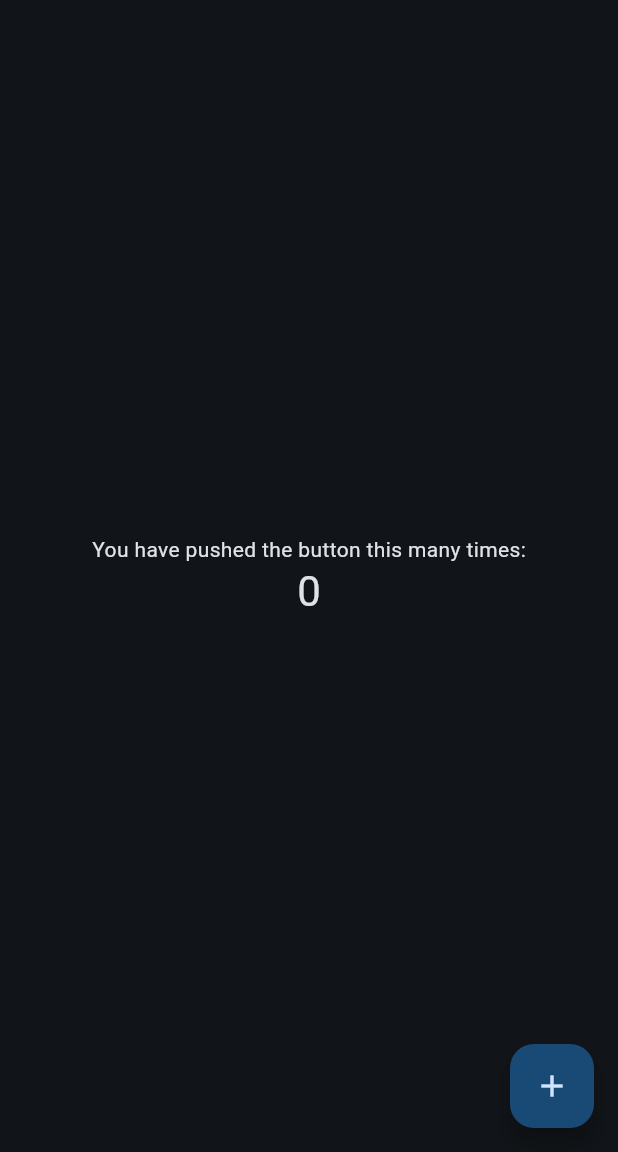
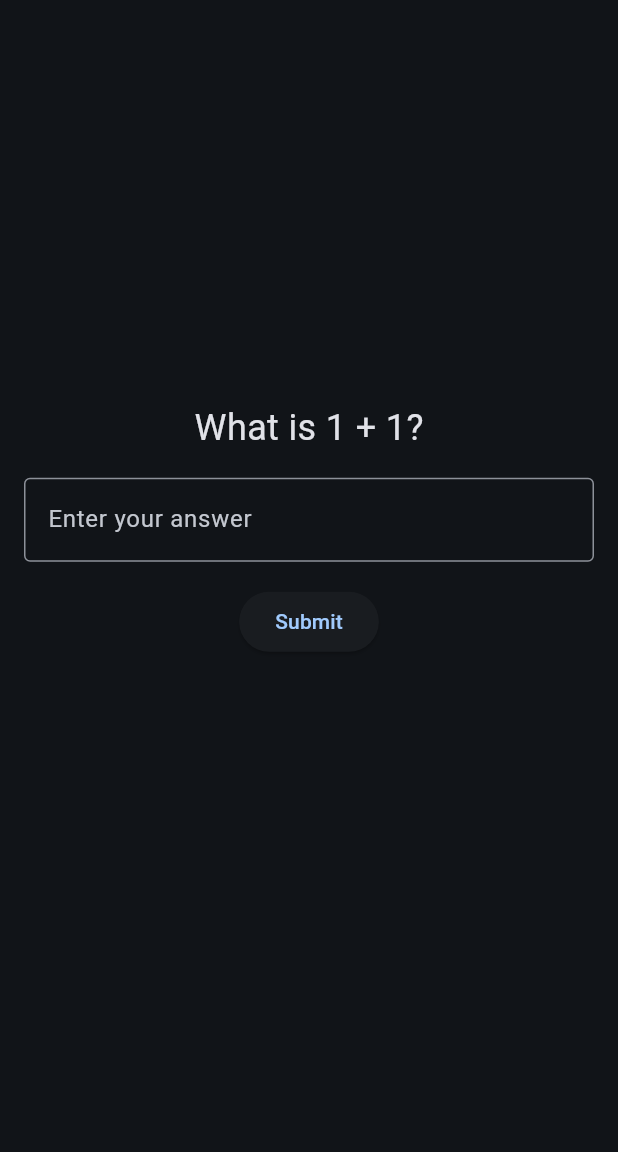
Before and after one commit to ArikRahman/amiacademy, a Flutter app: the screen it shows after launch, on a phone screen of 412 x 824 dp, the part 84-1236 px from its top. Run offline on Flutter 3.47's test engine with Material 3 defaults, Android fonts, the phone set to English and light mode, and no system bars.

Commit message:
Basic setup

```diff
--- /dev/null
+++ b/lib/features/math/presentation/screens/math_screen.dart
@@ -0,0 +1,17 @@
+import 'package:flutter/material.dart';
+import 'package:amiacademy/features/math/presentation/widgets/math_question_widget.dart';
+
+class MathScreen extends StatelessWidget {
+  @override
+  Widget build(BuildContext context) {
+    return Scaffold(
+      appBar: AppBar(
+        backgroundColor: Theme.of(context).colorScheme.inversePrimary,
+        title: Text('Ami Academy'),
+      ),
+      body: Center(
+        child: MathQuestionWidget(),
+      ),
+    );
+  }
+}
--- /dev/null
+++ b/lib/features/math/presentation/widgets/math_question_widget.dart
@@ -0,0 +1,60 @@
+import 'package:flutter/material.dart';
+
+class MathQuestionWidget extends StatefulWidget {
+  @override
+  _MathQuestionWidgetState createState() => _MathQuestionWidgetState();
+}
+
+class _MathQuestionWidgetState extends State<MathQuestionWidget> {
+  final TextEditingController _controller = TextEditingController();
+  String _resultMessage = '';
+
+  void _checkAnswer() {
+    if (_controller.text == '2') {
+      setState(() {
+        _resultMessage = 'Correct! 1 + 1 = 2';
+      });
+    } else {
+      setState(() {
+        _resultMessage = 'Incorrect, please try again.';
+      });
+    }
+    _controller.clear();
+  }
+
+  @override
+  Widget build(BuildContext context) {
+    return Column(
+      mainAxisAlignment: MainAxisAlignment.center,
+      children: <Widget>[
+        Text(
+          'What is 1 + 1?',
+          style: TextStyle(fontSize: 24),
+        ),
+        Padding(
+          padding: const EdgeInsets.all(16.0),
+          child: TextField(
+            controller: _controller,
+            keyboardType: TextInputType.number,
+            decoration: InputDecoration(
+              hintText: 'Enter your answer',
+              border: OutlineInputBorder(),
+            ),
+          ),
+        ),
+        ElevatedButton(
+          onPressed: _checkAnswer,
+          child: Text('Submit'),
+        ),
+        Padding(
+          padding: const EdgeInsets.all(16.0),
+          child: Text(
+            _resultMessage,
+            style: TextStyle(fontSize: 20),
+            textAlign: TextAlign.center,
+          ),
+        ),
+      ],
+    );
+  }
+}
--- a/lib/main.dart
+++ b/lib/main.dart
@@ -1,3 +1,4 @@
+import 'package:amiacademy/features/math/presentation/screens/math_screen.dart';
 import 'package:flutter/material.dart';
 
 void main() {
@@ -32,7 +33,8 @@
         // colorScheme: ColorScheme.fromSeed(seedColor: Colors.lightBlue),
         useMaterial3: true,
       ),
-      home: const MyHomePage(title: 'Ami Academy'),
+      // home: const MyHomePage(title: 'Ami Academy'),
+      home: MathScreen(),
     );
   }
 }
```
